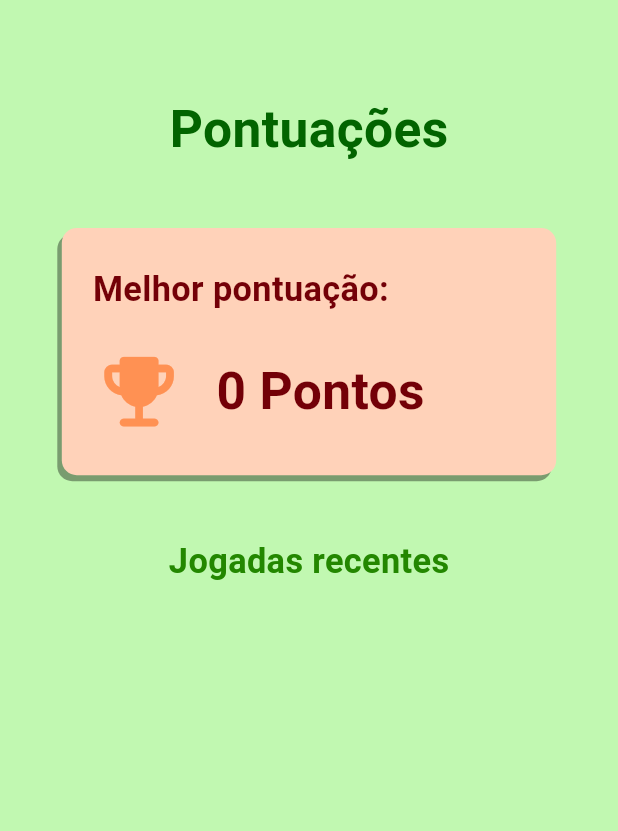
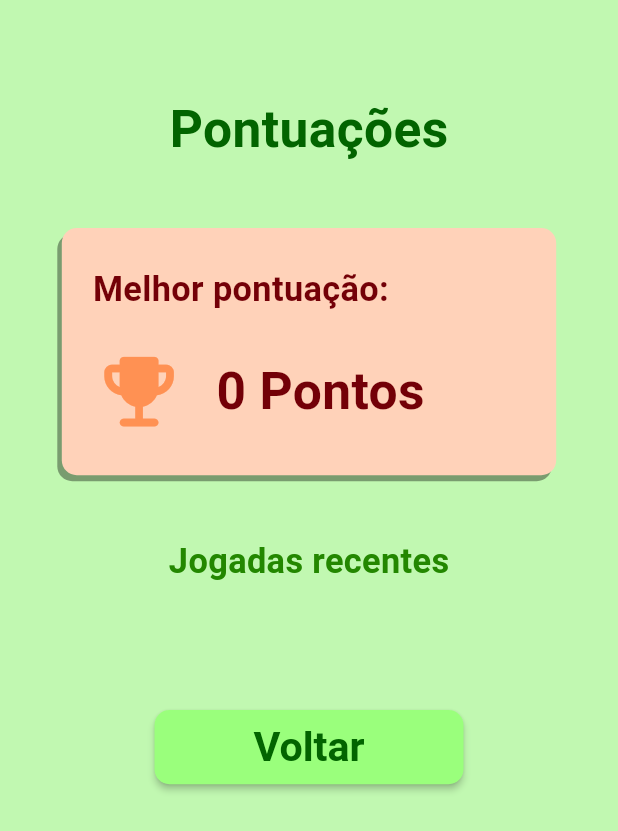
Before and after one commit to Thaisfelicio/snakegame, a Flutter app: the TelaPontuacoes screen opened directly with empty values, on a phone screen of 412 x 824 dp. Shown: the top 831 px of the screen. Run offline on Flutter 3.47's test engine with Material 3 defaults, Android fonts, the phone set to English and light mode, and no system bars; our stand-ins replace sqflite; accounts and stored records are empty.

Commit message:
adição de sistema de pontuações

```diff
--- a/lib/pages/login.dart
+++ b/lib/pages/login.dart
@@ -26,12 +26,10 @@ class LoginPage extends StatelessWidget {
         ScaffoldMessenger.of(context).showSnackBar(
             const SnackBar(content: Text('Login realizado com sucesso!')));
 
-        int? usuarioId = usuario.id;
-
         Navigator.pushReplacement(
             context,
             MaterialPageRoute(
-                builder: (context) => TelaSnakeGame(usuarioId: usuarioId!)));
+                builder: (context) => TelaSnakeGame(usuario: usuario)));
       } else {
         ScaffoldMessenger.of(context).showSnackBar(
             const SnackBar(content: Text('Credenciais inválidas!')));
--- a/lib/pages/pontuacoes.dart
+++ b/lib/pages/pontuacoes.dart
@@ -1,13 +1,16 @@
 import 'package:flutter/material.dart';
+import 'package:snakegame/components/button_form.dart';
 import 'package:snakegame/components/colors.dart';
 import 'package:snakegame/components/melhor_pontuacao.dart';
 import 'package:snakegame/components/pontuacao.dart';
+import 'package:snakegame/database/user_model.dart';
+import 'package:snakegame/pages/snake_game.dart';
 
 class TelaPontuacoes extends StatelessWidget {
-  final int melhorPontuacao;
+  final UserModel usuario;
   final List<int> pontuacoes;
   const TelaPontuacoes(
-      {required this.melhorPontuacao, required this.pontuacoes, super.key});
+      {required this.usuario, required this.pontuacoes, super.key});
 
   @override
   Widget build(BuildContext context) {
@@ -31,7 +34,7 @@ class TelaPontuacoes extends StatelessWidget {
                       color: AppColors.background_game),
                 ),
                 SizedBox(height: MediaQuery.of(context).size.width * 0.1),
-                MelhorPontuacao(melhorPontuacao: melhorPontuacao),
+                MelhorPontuacao(melhorPontuacao: usuario.maiorPontuacao),
                 SizedBox(height: MediaQuery.of(context).size.width * 0.1),
                 Text(
                   'Jogadas recentes',
@@ -45,9 +48,24 @@ class TelaPontuacoes extends StatelessWidget {
                 ),
                 Column(
                   children: pontuacoes
-                      .map((pontos) => Pontuacao(pontos: pontos))
+                      .map((pontos) => Padding(
+                          padding: EdgeInsets.only(
+                              bottom: MediaQuery.of(context).size.width * 0.05),
+                          child: Pontuacao(pontos: pontos)))
                       .toList(),
-                )
+                ),
+                SizedBox(
+                  height: MediaQuery.of(context).size.width * 0.1,
+                ),
+                ButtonForm(
+                    text: 'Voltar',
+                    aoPressionar: () {
+                      Navigator.pushReplacement(
+                          context,
+                          MaterialPageRoute(
+                              builder: (context) =>
+                                  TelaSnakeGame(usuario: usuario)));
+                    })
               ],
             ),
           ),
```
Also changed, not shown: lib/database/db.dart (+5 -3 lines), lib/pages/snake_game.dart (+15 -11 lines).
